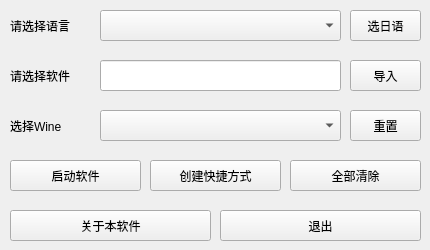
The window that dwle.ui (kota-rina3/dwle) describes before a commit, drawn with Qt 5.
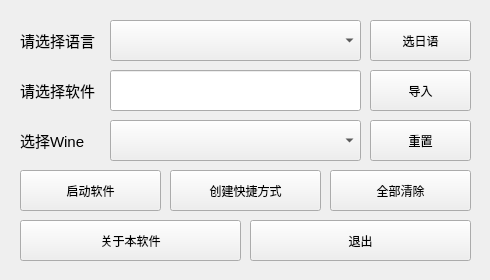
The same window after the commit.

Patch:
```diff
--- a/dwle.ui
+++ b/dwle.ui
@@ -6,14 +6,14 @@
    <rect>
     <x>0</x>
     <y>0</y>
-    <width>430</width>
-    <height>250</height>
+    <width>490</width>
+    <height>280</height>
    </rect>
   </property>
   <property name="maximumSize">
    <size>
-    <width>430</width>
-    <height>250</height>
+    <width>490</width>
+    <height>280</height>
    </size>
   </property>
   <property name="windowTitle">
@@ -23,56 +23,56 @@
    <widget class="QLabel" name="LangName">
     <property name="geometry">
      <rect>
-      <x>10</x>
-      <y>10</y>
+      <x>20</x>
+      <y>20</y>
       <width>81</width>
-      <height>31</height>
+      <height>41</height>
      </rect>
     </property>
     <property name="text">
-     <string>请选择语言</string>
+     <string>&lt;html&gt;&lt;head/&gt;&lt;body&gt;&lt;p&gt;&lt;span style=&quot; font-size:11pt;&quot;&gt;请选择语言&lt;/span&gt;&lt;/p&gt;&lt;/body&gt;&lt;/html&gt;</string>
     </property>
    </widget>
    <widget class="QComboBox" name="ChoseLang">
     <property name="geometry">
      <rect>
-      <x>100</x>
-      <y>10</y>
-      <width>241</width>
-      <height>31</height>
+      <x>110</x>
+      <y>20</y>
+      <width>251</width>
+      <height>41</height>
      </rect>
     </property>
    </widget>
    <widget class="QLabel" name="AppName">
     <property name="geometry">
      <rect>
-      <x>10</x>
-      <y>60</y>
+      <x>20</x>
+      <y>70</y>
       <width>81</width>
-      <height>31</height>
+      <height>41</height>
      </rect>
     </property>
     <property name="text">
-     <string>请选择软件</string>
+     <string>&lt;html&gt;&lt;head/&gt;&lt;body&gt;&lt;p&gt;&lt;span style=&quot; font-size:11pt;&quot;&gt;请选择软件&lt;/span&gt;&lt;/p&gt;&lt;/body&gt;&lt;/html&gt;</string>
     </property>
    </widget>
    <widget class="QLineEdit" name="AppDir">
     <property name="geometry">
      <rect>
-      <x>100</x>
-      <y>60</y>
-      <width>241</width>
-      <height>31</height>
+      <x>110</x>
+      <y>70</y>
+      <width>251</width>
+      <height>41</height>
      </rect>
     </property>
    </widget>
    <widget class="QPushButton" name="ChoseJP">
     <property name="geometry">
      <rect>
-      <x>350</x>
-      <y>10</y>
-      <width>71</width>
-      <height>31</height>
+      <x>370</x>
+      <y>20</y>
+      <width>101</width>
+      <height>41</height>
      </rect>
     </property>
     <property name="text">
@@ -82,10 +82,10 @@
    <widget class="QPushButton" name="ChoseApp">
     <property name="geometry">
      <rect>
-      <x>350</x>
-      <y>60</y>
-      <width>71</width>
-      <height>31</height>
+      <x>370</x>
+      <y>70</y>
+      <width>101</width>
+      <height>41</height>
      </rect>
     </property>
     <property name="text">
@@ -95,10 +95,10 @@
    <widget class="QPushButton" name="RunApp">
     <property name="geometry">
      <rect>
-      <x>10</x>
-      <y>160</y>
-      <width>131</width>
-      <height>31</height>
+      <x>20</x>
+      <y>170</y>
+      <width>141</width>
+      <height>41</height>
      </rect>
     </property>
     <property name="text">
@@ -108,10 +108,10 @@
    <widget class="QPushButton" name="BuilDstp">
     <property name="geometry">
      <rect>
-      <x>150</x>
-      <y>160</y>
-      <width>131</width>
-      <height>31</height>
+      <x>170</x>
+      <y>170</y>
+      <width>151</width>
+      <height>41</height>
      </rect>
     </property>
     <property name="text">
@@ -121,10 +121,10 @@
    <widget class="QPushButton" name="AllClear">
     <property name="geometry">
      <rect>
-      <x>290</x>
-      <y>160</y>
-      <width>131</width>
-      <height>31</height>
+      <x>330</x>
+      <y>170</y>
+      <width>141</width>
+      <height>41</height>
      </rect>
     </property>
     <property name="text">
@@ -134,10 +134,10 @@
    <widget class="QPushButton" name="AbtMe">
     <property name="geometry">
      <rect>
-      <x>10</x>
-      <y>210</y>
-      <width>201</width>
-      <height>31</height>
+      <x>20</x>
+      <y>220</y>
+      <width>221</width>
+      <height>41</height>
      </rect>
     </property>
     <property name="text">
@@ -147,10 +147,10 @@
    <widget class="QPushButton" name="Exit">
     <property name="geometry">
      <rect>
-      <x>220</x>
-      <y>210</y>
-      <width>201</width>
-      <height>31</height>
+      <x>250</x>
+      <y>220</y>
+      <width>221</width>
+      <height>41</height>
      </rect>
     </property>
     <property name="text">
@@ -160,23 +160,23 @@
    <widget class="QLabel" name="WineName">
     <property name="geometry">
      <rect>
-      <x>10</x>
-      <y>110</y>
+      <x>20</x>
+      <y>120</y>
       <width>81</width>
-      <height>31</height>
+      <height>41</height>
      </rect>
     </property>
     <property name="text">
-     <string>选择Wine</string>
+     <string>&lt;html&gt;&lt;head/&gt;&lt;body&gt;&lt;p&gt;&lt;span style=&quot; font-size:11pt;&quot;&gt;选择Wine&lt;/span&gt;&lt;/p&gt;&lt;/body&gt;&lt;/html&gt;</string>
     </property>
    </widget>
    <widget class="QPushButton" name="ResetWine">
     <property name="geometry">
      <rect>
-      <x>350</x>
-      <y>110</y>
-      <width>71</width>
-      <height>31</height>
+      <x>370</x>
+      <y>120</y>
+      <width>101</width>
+      <height>41</height>
      </rect>
     </property>
     <property name="text">
@@ -186,10 +186,10 @@
    <widget class="QComboBox" name="ChoseWine">
     <property name="geometry">
      <rect>
-      <x>100</x>
-      <y>110</y>
-      <width>241</width>
-      <height>31</height>
+      <x>110</x>
+      <y>120</y>
+      <width>251</width>
+      <height>41</height>
      </rect>
     </property>
    </widget>
```
